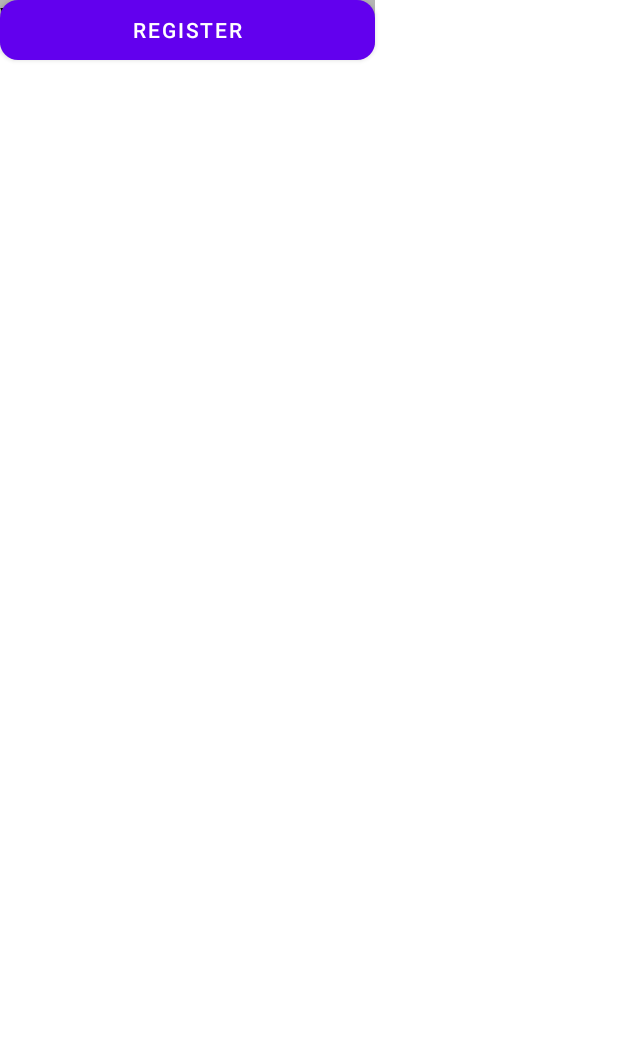
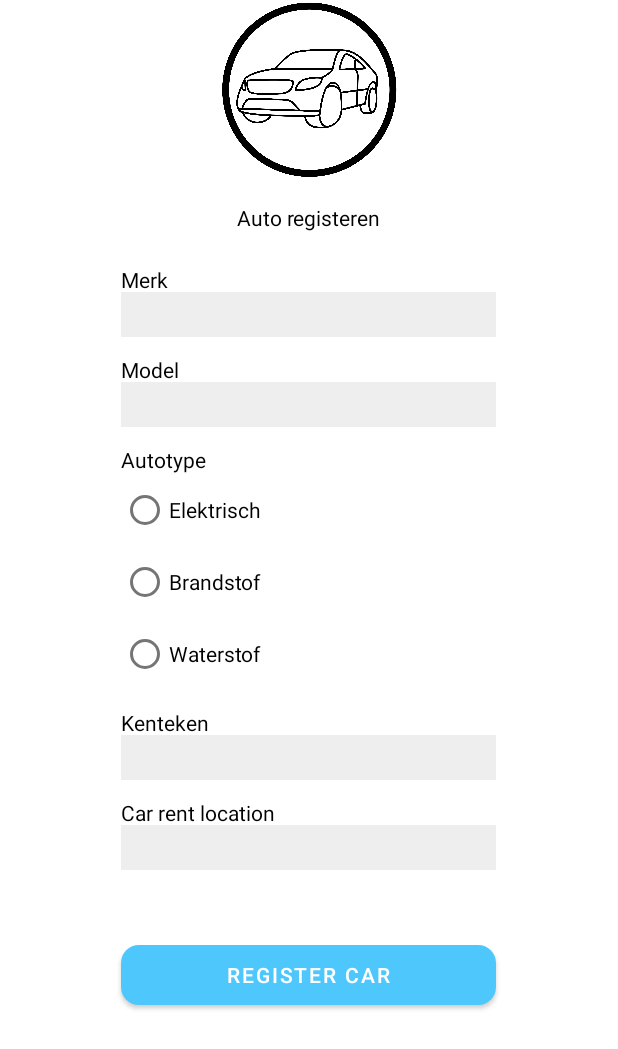
Before and after one commit to gerardstn/RMC-Android, an Android app: the layout car_registration.xml on its own in the app's theme, with its tools: preview values and no code run, on a phone screen of 412 x 824 dp. Shown: the top 1049 px of the screen. Run offline under Robolectric (Android 15) with nearby library versions, the phone set to English and light mode, and no system bars.

Commit message:
Register layout password hidden, car registration page fixed.. The id's did not make sense at all, or were not unique.. positioning was done with absolute values on a responsive device. values asked for did not make sense compared to database.

```diff
--- a/app/src/main/res/layout/car_registration.xml
+++ b/app/src/main/res/layout/car_registration.xml
@@ -1,145 +1,174 @@
 <?xml version="1.0" encoding="utf-8"?>
-<androidx.constraintlayout.widget.ConstraintLayout xmlns:android="http://schemas.android.com/apk/res/android"
+<RelativeLayout
+    xmlns:android="http://schemas.android.com/apk/res/android"
     xmlns:app="http://schemas.android.com/apk/res-auto"
     xmlns:tools="http://schemas.android.com/tools"
     android:layout_width="match_parent"
     android:layout_height="match_parent">
 
-    <EditText
-        android:id="@+id/editText2"
-        android:layout_width="250dp"
-        android:layout_height="30dp"
-        android:background="#11000000"
-        android:ems="10"
-        android:inputType="textPersonName"
-        android:textColor="#000000"
-        tools:layout_editor_absoluteX="80dp"
-        tools:layout_editor_absoluteY="328dp"
-        tools:ignore="MissingConstraints" />
-
-    <EditText
-        android:id="@+id/editText3"
-        android:layout_width="250dp"
-        android:layout_height="30dp"
-        android:background="#11000000"
-        android:ems="10"
-        android:inputType="textPersonName"
-        android:textColor="#000000"
-        tools:layout_editor_absoluteX="80dp"
-        tools:layout_editor_absoluteY="381dp"
-        tools:ignore="MissingConstraints" />
-
-    <EditText
-        android:id="@+id/editText4"
-        android:layout_width="250dp"
-        android:layout_height="30dp"
-        android:background="#11000000"
-        android:ems="10"
-        android:inputType="textPersonName"
-        android:textColor="#000000"
-        tools:layout_editor_absoluteX="80dp"
-        tools:layout_editor_absoluteY="437dp"
-        tools:ignore="MissingConstraints" />
-
-    <EditText
-        android:id="@+id/editText5"
-        android:layout_width="250dp"
-        android:layout_height="30dp"
-        android:background="#11000000"
-        android:ems="10"
-        android:inputType="textPersonName"
-        android:textColor="#000000"
-        tools:layout_editor_absoluteX="80dp"
-        tools:layout_editor_absoluteY="495dp"
-        tools:ignore="MissingConstraints" />
-
-    <TextView
-        android:id="@+id/tv_reg_password3"
-        android:layout_width="wrap_content"
-        android:layout_height="wrap_content"
-        android:text="Mileage"
-        android:textColor="#000000"
-        android:textSize="14sp"
-        tools:layout_editor_absoluteX="80dp"
-        tools:layout_editor_absoluteY="476dp"
-        tools:ignore="MissingConstraints" />
-
-    <TextView
-        android:id="@+id/tv_reg_password2"
-        android:layout_width="wrap_content"
-        android:layout_height="wrap_content"
-        android:text="Engine Type"
-        android:textColor="#000000"
-        android:textSize="14sp"
-        tools:layout_editor_absoluteX="80dp"
-        tools:layout_editor_absoluteY="418dp"
-        tools:ignore="MissingConstraints" />
-
-    <EditText
-        android:id="@+id/editText1"
-        android:layout_width="250dp"
-        android:layout_height="30dp"
-        android:background="#11000000"
-        android:ems="10"
-        android:inputType="textPersonName"
-        android:textColor="#000000"
-        tools:layout_editor_absoluteX="80dp"
-        tools:layout_editor_absoluteY="266dp"
-        tools:ignore="MissingConstraints" />
-
     <ImageView
         android:id="@+id/iv_user"
         android:layout_width="120dp"
         android:layout_height="120dp"
-        app:layout_constraintBottom_toBottomOf="parent"
-        app:layout_constraintEnd_toEndOf="parent"
-        app:layout_constraintHorizontal_bias="0.498"
-        app:layout_constraintStart_toStartOf="parent"
-        app:layout_constraintTop_toTopOf="parent"
-        app:layout_constraintVertical_bias="0.058"
-        tools:ignore="MissingConstraints" />
+        android:layout_centerHorizontal="true"
+        app:srcCompat="@drawable/rmclogo"
+        tools:layout_editor_absoluteX="139dp"
+        tools:layout_editor_absoluteY="48dp" />
 
     <TextView
-        android:id="@+id/tv_name"
+        android:id="@+id/tv_car_register_title"
         android:layout_width="wrap_content"
         android:layout_height="wrap_content"
-        android:text="Brand"
+        android:layout_centerHorizontal="true"
+        android:layout_below="@id/iv_user"
+        android:layout_marginTop="15dp"
+        android:text="Auto registeren"
         android:textColor="#000000"
         android:textSize="14sp"
-        tools:layout_editor_absoluteX="80dp"
-        tools:layout_editor_absoluteY="247dp"
-        tools:ignore="MissingConstraints" />
+        />
 
     <TextView
-        android:id="@+id/tv_reg_email"
+        android:id="@+id/tv_car_register_brand"
         android:layout_width="wrap_content"
         android:layout_height="wrap_content"
+        android:layout_alignLeft="@id/et_car_register_brand"
+        android:layout_alignStart="@id/et_car_register_brand"
+        android:layout_below="@id/tv_car_register_title"
+        android:layout_marginTop="22dp"
+        android:text="Merk"
+        android:textColor="#000000"
+        android:textSize="14sp"
+        />
+    <EditText
+        android:id="@+id/et_car_register_brand"
+        android:textColor="#000000"
+        android:background="#11000000"
+        android:layout_width="250dp"
+        android:layout_height="30dp"
+        android:layout_below="@id/tv_car_register_title"
+        android:layout_centerHorizontal="true"
+        android:layout_marginTop="40dp"
+        android:ems="10"
+        />
+
+    <TextView
+        android:id="@+id/tv_car_register_model"
+        android:layout_width="wrap_content"
+        android:layout_height="wrap_content"
+        android:layout_alignLeft="@id/et_car_register_model"
+        android:layout_alignStart="@id/et_car_register_model"
+        android:layout_below="@id/et_car_register_brand"
+        android:layout_marginTop="12dp"
         android:text="Model"
         android:textColor="#000000"
         android:textSize="14sp"
-        tools:layout_editor_absoluteX="80dp"
-        tools:layout_editor_absoluteY="309dp"
-        tools:ignore="MissingConstraints" />
+        />
+    <EditText
+        android:id="@+id/et_car_register_model"
+        android:textColor="#000000"
+        android:background="#11000000"
+        android:layout_width="250dp"
+        android:layout_height="30dp"
+        android:layout_below="@id/et_car_register_brand"
+        android:layout_centerHorizontal="true"
+        android:layout_marginTop="30dp"
+        android:ems="10"
+        />
+    <TextView
+        android:id="@+id/tv_car_register_type"
+        android:layout_width="wrap_content"
+        android:layout_height="wrap_content"
+        android:layout_alignLeft="@id/et_car_register_brand"
+        android:layout_alignStart="@id/et_car_register_brand"
+        android:layout_below="@id/et_car_register_model"
+        android:layout_marginTop="12dp"
+        android:text="Autotype"
+        android:textColor="#000000"
+        android:textSize="14sp"
+        />
+
+
+    <RadioGroup
+        android:id="@+id/rb_car_register_type"
+        android:layout_width="250dp"
+        android:layout_height="wrap_content"
+        android:layout_below="@id/tv_car_register_type"
+        android:layout_alignLeft="@id/tv_car_register_type"
+        android:layout_alignStart="@id/tv_car_register_type"
+        >
+        <RadioButton
+            android:id="@+id/rb_car_register_bev"
+            android:layout_width="wrap_content"
+            android:layout_height="wrap_content"
+            android:text="Elektrisch" />
+        <RadioButton
+            android:id="@+id/rb_car_register_ice"
+            android:layout_width="wrap_content"
+            android:layout_height="wrap_content"
+            android:text="Brandstof" />
+        <RadioButton
+            android:id="@+id/rb_car_register_fcev"
+            android:layout_width="wrap_content"
+            android:layout_height="wrap_content"
+            android:text="Waterstof" />
+    </RadioGroup>
+
 
     <TextView
-        android:id="@+id/tv_reg_password"
+        android:id="@+id/tv_car_register_licence_plate"
         android:layout_width="wrap_content"
         android:layout_height="wrap_content"
-        android:text="Year"
+        android:layout_alignLeft="@id/et_car_register_location"
+        android:layout_alignStart="@id/et_car_register_location"
+        android:layout_below="@id/rb_car_register_type"
+        android:layout_marginTop="12dp"
+        android:text="Kenteken"
         android:textColor="#000000"
         android:textSize="14sp"
-        tools:layout_editor_absoluteX="80dp"
-        tools:layout_editor_absoluteY="362dp"
-        tools:ignore="MissingConstraints" />
-
+        />
+    <EditText
+        android:id="@+id/et_car_register_licence_plate"
+        android:textColor="#000000"
+        android:background="#11000000"
+        android:layout_width="250dp"
+        android:layout_height="30dp"
+        android:layout_below="@id/rb_car_register_type"
+        android:layout_centerHorizontal="true"
+        android:layout_marginTop="30dp"
+        android:ems="10"
+        />
+    <TextView
+        android:id="@+id/tv_car_register_location"
+        android:layout_width="wrap_content"
+        android:layout_height="wrap_content"
+        android:layout_alignLeft="@id/et_car_register_location"
+        android:layout_alignStart="@id/et_car_register_location"
+        android:layout_below="@id/et_car_register_licence_plate"
+        android:layout_marginTop="12dp"
+        android:text="Car rent location"
+        android:textColor="#000000"
+        android:textSize="14sp"
+        />
+    <EditText
+        android:id="@+id/et_car_register_location"
+        android:textColor="#000000"
+        android:background="#11000000"
+        android:layout_width="250dp"
+        android:layout_height="30dp"
+        android:layout_below="@id/et_car_register_licence_plate"
+        android:layout_centerHorizontal="true"
+        android:layout_marginTop="30dp"
+        android:ems="10"
+        />
     <Button
         android:id="@+id/btn_register"
         android:layout_width="250dp"
         android:layout_height="40dp"
+        android:layout_below="@id/et_car_register_location"
+        android:layout_centerHorizontal="true"
+        android:layout_marginTop="50dp"
         android:background="@drawable/button_rectangle_cyan"
-        android:text="Register"
-        tools:layout_editor_absoluteX="80dp"
-        tools:layout_editor_absoluteY="595dp"
-        tools:ignore="MissingConstraints" />
+        android:text="Register Car"
+        app:backgroundTint="@color/cyan" />
 
-</androidx.constraintlayout.widget.ConstraintLayout>
+</RelativeLayout>
--- a/app/src/main/res/layout/register_layout.xml
+++ b/app/src/main/res/layout/register_layout.xml
@@ -53,8 +53,7 @@
         android:layout_centerHorizontal="true"
         android:layout_marginTop="40dp"
         android:ems="10"
-        android:inputType="textPersonName"
-        />
+        android:inputType="textPassword"         />
 
     <TextView
         android:id="@+id/tv_reg_password"
```
